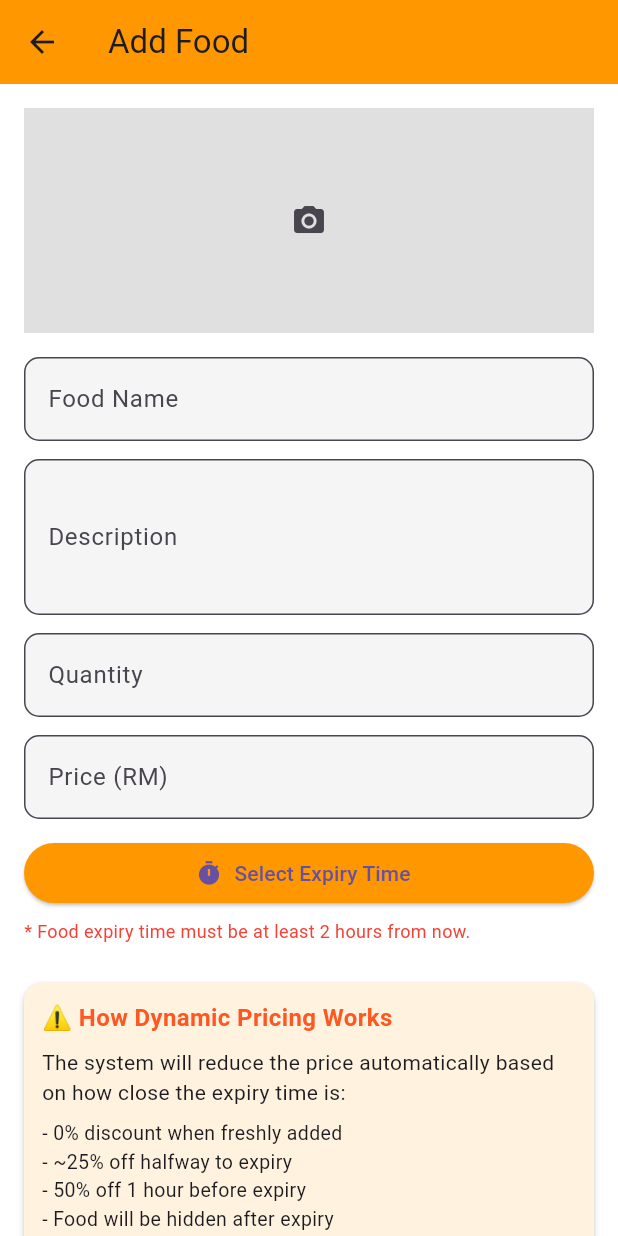
After one commit to Ziyaafser/xcess-app, a Flutter app: the VendorInventoryPage screen opened directly, after a tap on "Add food", on a phone screen of 412 x 824 dp. The commit adds this screen. Run offline on Flutter 3.47's test engine with Material 3 defaults, Android fonts, the phone set to English and light mode, and no system bars; our stand-ins replace cloud_firestore, firebase_auth, firebase_core, firebase_storage, fluttertoast, image_picker; accounts and stored records are empty.

Commit message:
Edit food inventory with initial set dynamic pricing

```diff
--- /dev/null
+++ b/lib/addfood_page.dart
@@ -0,0 +1,241 @@
+import 'package:flutter/material.dart';
+import 'package:firebase_storage/firebase_storage.dart'; // ✅ this is correct
+import 'package:image_picker/image_picker.dart';
+import 'package:firebase_auth/firebase_auth.dart';
+import 'package:cloud_firestore/cloud_firestore.dart';
+import 'package:fluttertoast/fluttertoast.dart';
+import 'dart:io';
+
+
+class AddFoodPage extends StatefulWidget {
+  const AddFoodPage({super.key});
+
+  @override
+  State<AddFoodPage> createState() => _AddFoodPageState();
+}
+
+class _AddFoodPageState extends State<AddFoodPage> {
+  final _formKey = GlobalKey<FormState>();
+  final _foodNameController = TextEditingController();
+  final _descController = TextEditingController();
+  final _quantityController = TextEditingController();
+  final _priceController = TextEditingController();
+  DateTime? _expiryTime;
+  File? _image;
+
+  Future<void> _pickImage() async {
+    final picked = await ImagePicker().pickImage(source: ImageSource.gallery);
+    if (picked != null) {
+      setState(() => _image = File(picked.path));
+    }
+  }
+
+  Future<String> _uploadImage(File imageFile) async {
+    String fileName = 'food_images/${DateTime.now().millisecondsSinceEpoch}.jpg';
+    Reference ref = FirebaseStorage.instance.ref().child(fileName);
+    await ref.putFile(imageFile);
+    return await ref.getDownloadURL();
+  }
+
+  Future<void> _submitFood() async {
+    if (!_formKey.currentState!.validate() || _expiryTime == null || _image == null) {
+      Fluttertoast.showToast(msg: 'Please complete all fields including image and expiry time.');
+      return;
+    }
+
+    final now = DateTime.now();
+    if (_expiryTime!.difference(now).inMinutes < 120) {
+      Fluttertoast.showToast(msg: 'Expiry time must be at least 2 hours from now.');
+      return;
+    }
+
+    try {
+      String imageUrl = await _uploadImage(_image!);
+      final vendorID = FirebaseAuth.instance.currentUser!.uid;
+
+      await FirebaseFirestore.instance.collection('food').add({
+        'foodName': _foodNameController.text.trim(),
+        'description': _descController.text.trim(),
+        'quantity': int.parse(_quantityController.text.trim()),
+        'price': double.parse(_priceController.text.trim()),
+        'imageUrl': imageUrl,
+        'expiryTime': Timestamp.fromDate(_expiryTime!),
+        'addedTime': Timestamp.fromDate(now),
+        'vendorID': vendorID,
+        'isAvailable': true,
+      });
+
+      Fluttertoast.showToast(msg: 'Food added successfully!');
+      Navigator.pop(context); // Go back after success
+    } catch (e) {
+      Fluttertoast.showToast(msg: 'Failed to add food: $e');
+    }
+  }
+
+  @override
+  Widget build(BuildContext context) {
+    return Scaffold(
+      backgroundColor: Colors.white,
+      appBar: AppBar(
+        title: const Text("Add Food"),
+        backgroundColor: Colors.orange,
+      ),
+      body: SingleChildScrollView(
+        padding: const EdgeInsets.all(16),
+        child: Form(
+          key: _formKey,
+          child: Column(
+            crossAxisAlignment: CrossAxisAlignment.start,
+            children: [
+              if (_image != null)
+                Image.file(_image!, height: 150)
+              else
+                Container(
+                  height: 150,
+                  color: Colors.grey[300],
+                  child: Center(
+                    child: IconButton(
+                      icon: const Icon(Icons.camera_alt),
+                      onPressed: _pickImage,
+                    ),
+                  ),
+                ),
+              const SizedBox(height: 16),
+
+              TextFormField(
+                controller: _foodNameController,
+                decoration: _inputDecoration("Food Name"),
+                validator: (val) => val!.isEmpty ? 'Enter food name' : null,
+              ),
+              const SizedBox(height: 12),
+
+              TextFormField(
+                controller: _descController,
+                decoration: _inputDecoration("Description"),
+                maxLines: 3,
+                validator: (val) => val!.isEmpty ? 'Enter description' : null,
+              ),
+              const SizedBox(height: 12),
+
+              TextFormField(
+                controller: _quantityController,
+                decoration: _inputDecoration("Quantity"),
+                keyboardType: TextInputType.number,
+                validator: (val) => val!.isEmpty ? 'Enter quantity' : null,
+              ),
+              const SizedBox(height: 12),
+
+              TextFormField(
+                controller: _priceController,
+                decoration: _inputDecoration("Price (RM)"),
+                keyboardType: TextInputType.numberWithOptions(decimal: true),
+                validator: (val) => val!.isEmpty ? 'Enter price' : null,
+              ),
+              const SizedBox(height: 12),
+
+              Row(
+                children: [
+                  Expanded(
+                    child: ElevatedButton.icon(
+                      onPressed: () async {
+                        final pickedTime = await showTimePicker(
+                          context: context,
+                          initialTime: TimeOfDay.now(),
+                        );
+                        if (pickedTime != null) {
+                          final now = DateTime.now();
+                          final fullDate = DateTime(
+                            now.year, now.month, now.day,
+                            pickedTime.hour, pickedTime.minute,
+                          );
+                          setState(() => _expiryTime = fullDate);
+                        }
+                      },
+                      icon: const Icon(Icons.timer),
+                      label: Text(_expiryTime == null
+                          ? 'Select Expiry Time'
+                          : 'Expires at: ${_expiryTime!.hour}:${_expiryTime!.minute.toString().padLeft(2, '0')}'),
+                      style: ElevatedButton.styleFrom(backgroundColor: Colors.orange),
+                    ),
+                  ),
+                ],
+              ),
+              const SizedBox(height: 6),
+              const Text(
+                "* Food expiry time must be at least 2 hours from now.",
+                style: TextStyle(color: Colors.red, fontSize: 12),
+              ),
+              const SizedBox(height: 16),
+
+              _dynamicPricingInfoCard(),
+
+              const SizedBox(height: 20),
+              SizedBox(
+                width: double.infinity,
+                child: ElevatedButton(
+                  onPressed: _submitFood,
+                  child: const Text("Add Food"),
+                  style: ElevatedButton.styleFrom(
+                    backgroundColor: Colors.black,
+                    padding: const EdgeInsets.symmetric(vertical: 14),
+                  ),
+                ),
+              ),
+            ],
+          ),
+        ),
+      ),
+    );
+  }
+
+  InputDecoration _inputDecoration(String label) {
+    return InputDecoration(
+      labelText: label,
+      border: OutlineInputBorder(borderRadius: BorderRadius.circular(10)),
+      filled: true,
+      fillColor: Colors.grey[100],
+    );
+  }
+
+  Widget _dynamicPricingInfoCard() {
+    return Card(
+      color: Colors.orange.shade50,
+      elevation: 2,
+      margin: const EdgeInsets.symmetric(vertical: 10),
+      child: Padding(
+        padding: const EdgeInsets.all(12.0),
+        child: Column(
+          crossAxisAlignment: CrossAxisAlignment.start,
+          children: const [
+            Text(
+              "⚠️ How Dynamic Pricing Works",
+              style: TextStyle(
+                fontWeight: FontWeight.bold,
+                fontSize: 16,
+                color: Colors.deepOrange,
+              ),
+            ),
+            SizedBox(height: 8),
+            Text(
+              "The system will reduce the price automatically based on how close the expiry time is:",
+              style: TextStyle(fontSize: 14),
+            ),
+            SizedBox(height: 8),
+            Text(
+              "- 0% discount when freshly added\n"
+              "- ~25% off halfway to expiry\n"
+              "- 50% off 1 hour before expiry\n"
+              "- Food will be hidden after expiry",
+              style: TextStyle(fontSize: 13),
+            ),
+            SizedBox(height: 8),
+            Text(
+              "Formula: 50 × (1 - (time remaining ÷ total duration))",
+              style: TextStyle(fontSize: 13, fontStyle: FontStyle.italic),
+            ),
+          ],
+        ),
+      ),
+    );
+  }
+}
--- a/lib/vendor_inventory_page.dart
+++ b/lib/vendor_inventory_page.dart
@@ -2,6 +2,8 @@ import 'package:cloud_firestore/cloud_firestore.dart';
 import 'package:firebase_auth/firebase_auth.dart';
 import 'package:flutter/material.dart';
 import 'edit_profile_page.dart';
+import 'addfood_page.dart';
+
 
 
 class VendorInventoryPage extends StatefulWidget {
@@ -79,17 +81,29 @@ class _VendorInventoryPageState extends State<VendorInventoryPage> {
                           color: Colors.white),
                     ),
                     const SizedBox(height: 13),
-                    Row(
-                      children: const [
-                        Icon(Icons.add_circle, color: Colors.white),
-                        SizedBox(width: 6),
-                        Text("Add food", style: TextStyle(color: Colors.white)),
-                        SizedBox(width: 16),
-                        Icon(Icons.edit, color: Colors.white),
-                        SizedBox(width: 6),
-                        Text("Edit food", style: TextStyle(color: Colors.white)),
+                   Row(
+                      children: [
+                        GestureDetector(
+                          onTap: () {
+                            Navigator.push(
+                              context,
+                              MaterialPageRoute(builder: (_) => const AddFoodPage()),
+                            );
+                          },
+                          child: Row(
+                            children: const [
+                              Icon(Icons.add_circle, color: Colors.white),
+                              SizedBox(width: 6),
+                              Text("Add food", style: TextStyle(color: Colors.white)),
+                            ],
+                          ),
+                        ),
+                        const SizedBox(width: 16),
+                        const Icon(Icons.edit, color: Colors.white),
+                        const SizedBox(width: 6),
+                        const Text("Edit food", style: TextStyle(color: Colors.white)),
                       ],
-                    )
+                    ),
                   ],
                 ),
               ),
--- a/pubspec.yaml
+++ b/pubspec.yaml
@@ -35,6 +35,9 @@ dependencies:
   firebase_auth: ^4.17.4
   cloud_firestore: ^4.15.4
   fluttertoast: ^8.2.4
+  image_picker: ^1.0.0
+  firebase_storage: ^11.5.0
+
 
 
 
```
Also changed, not shown: pubspec.lock, 6 other files.
